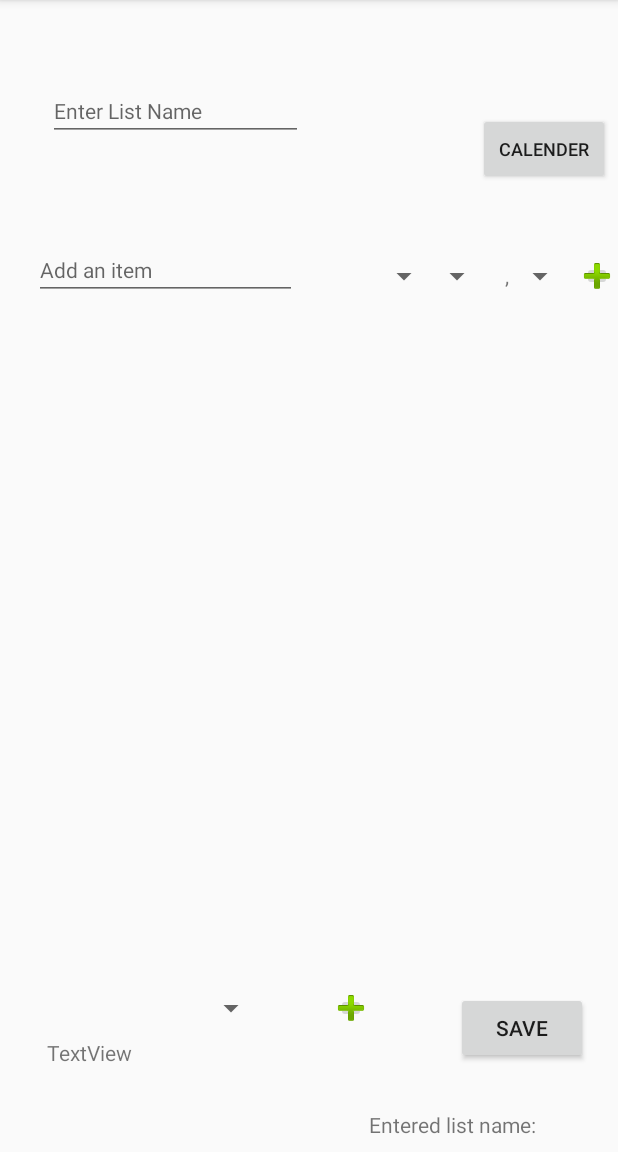
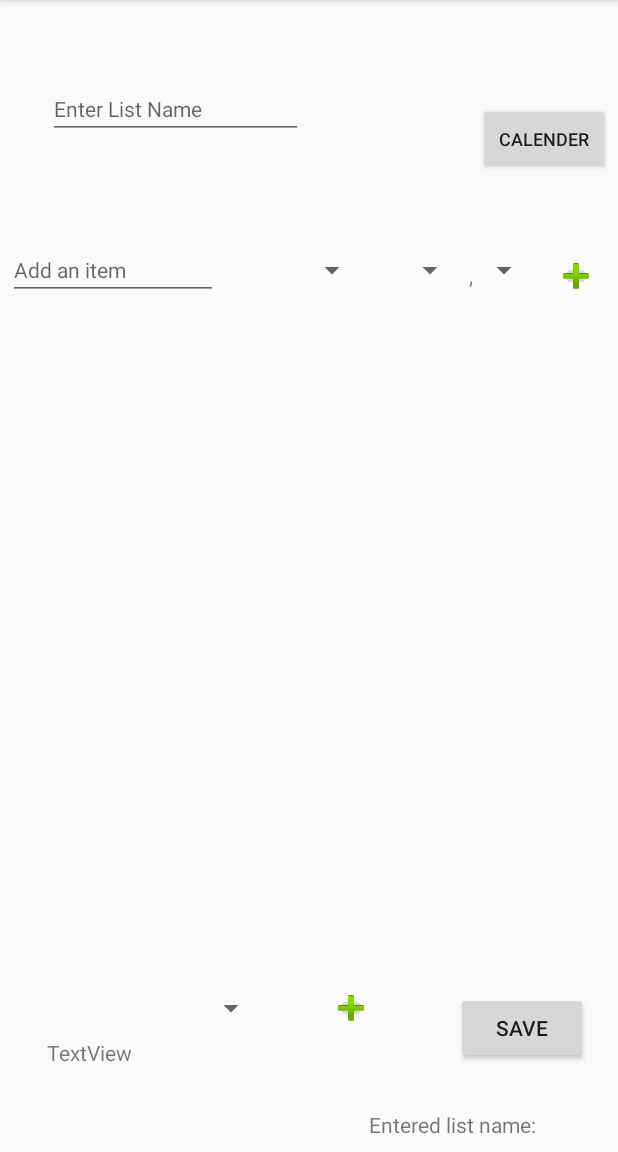
Before and after one commit to gkremosg/Smart_Shopping_Bag1, an Android app: the ListItemsActivity screen opened directly, with no data from a screen before it, on a phone screen of 412 x 824 dp, the part 84-1236 px from its top. Run offline under Robolectric (Android 15) with nearby library versions, the phone set to English and light mode, and no system bars.

Commit message:
1. Spinner costsbefore/aftercomma finished 2. Calender change with instant update in DB

```diff
--- a/app/src/main/java/com/example/smartshoppingbag/LoginActivity.java
+++ b/app/src/main/java/com/example/smartshoppingbag/LoginActivity.java
@@ -101,7 +101,7 @@ public class LoginActivity extends AppCompatActivity {
                         str = emaillogin.getText().toString();
 
                         Intent intentMain = new Intent(LoginActivity.this, MainActivity.class);
-                        intentMain.putExtra("message_key", str);
+                        intentMain.putExtra("message_key_email", str);
                         startActivity(intentMain);
 
                     } else {
--- a/app/src/main/java/com/example/smartshoppingbag/checkLogin.java
+++ /dev/null
@@ -1,4 +0,0 @@
-package com.example.smartshoppingbag;
-
-public interface checkLogin {
-}
--- a/app/src/main/res/layout/activity_listitems.xml
+++ b/app/src/main/res/layout/activity_listitems.xml
@@ -25,7 +25,6 @@
         android:scrollbars="vertical"
         app:layout_constraintBottom_toTopOf="@+id/selectMembers"
         app:layout_constraintEnd_toEndOf="parent"
-        app:layout_constraintHorizontal_bias="0.494"
         app:layout_constraintStart_toStartOf="parent">
 
     </androidx.recyclerview.widget.RecyclerView>
@@ -86,60 +85,57 @@
 
     <EditText
         android:id="@+id/editTextListItem2"
-        android:layout_width="175dp"
-        android:layout_height="35dp"
+        android:layout_width="140dp"
+        android:layout_height="40dp"
         android:layout_alignParentStart="true"
         android:layout_marginStart="5dp"
-        android:layout_marginEnd="5dp"
         android:ems="10"
         android:hint="Add an item"
         android:inputType="textPersonName"
         android:textSize="14sp"
         app:layout_constraintBottom_toTopOf="@+id/recyclerViewMyListItems"
-        app:layout_constraintEnd_toStartOf="@+id/itemCategory2"
-        app:layout_constraintHorizontal_bias="1.0"
         app:layout_constraintStart_toStartOf="parent" />
 
     <Spinner
         android:id="@+id/itemCategory2"
-        android:layout_width="90dp"
-        android:layout_height="20dp"
-        android:layout_marginEnd="5dp"
-        android:layout_marginBottom="6dp"
+        android:layout_width="100dp"
+        android:layout_height="40dp"
         android:layout_toEndOf="@id/editTextListItem2"
         app:layout_constraintBottom_toTopOf="@+id/recyclerViewMyListItems"
-        app:layout_constraintEnd_toStartOf="@+id/cost_before_comma2" />
+        app:layout_constraintStart_toEndOf="@+id/editTextListItem2" />
 
     <Spinner
         android:id="@+id/cost_before_comma2"
-        android:layout_width="30dp"
-        android:layout_height="20dp"
-        android:layout_marginEnd="8dp"
-        android:layout_marginBottom="6dp"
+        android:layout_width="60dp"
+        android:layout_height="40dp"
+        android:layout_marginStart="5dp"
         android:layout_toEndOf="@id/itemCategory2"
+        android:entries="@array/costbeforecomma"
+        android:verticalScrollbarPosition="right"
         app:layout_constraintBottom_toTopOf="@+id/recyclerViewMyListItems"
-        app:layout_constraintEnd_toStartOf="@+id/cost_comma2" />
+        app:layout_constraintStart_toEndOf="@+id/itemCategory2" />
 
     <Spinner
         android:id="@+id/cost_after_comma2"
-        android:layout_width="30dp"
-        android:layout_height="20dp"
-        android:layout_marginEnd="4dp"
-        android:layout_marginBottom="6dp"
+        android:layout_width="40dp"
+        android:layout_height="40dp"
+        android:layout_marginStart="2dp"
         android:layout_toEndOf="@id/cost_comma2"
+        android:entries="@array/costaftercomma"
+        android:verticalScrollbarPosition="left"
         app:layout_constraintBottom_toTopOf="@+id/recyclerViewMyListItems"
-        app:layout_constraintEnd_toStartOf="@+id/insertItemButton" />
+        app:layout_constraintStart_toEndOf="@+id/cost_comma2" />
 
     <TextView
         android:id="@+id/cost_comma2"
         android:layout_width="5dp"
         android:layout_height="20dp"
-        android:layout_marginEnd="12dp"
+        android:layout_marginStart="2dp"
         android:layout_marginBottom="6dp"
         android:layout_toEndOf="@id/cost_before_comma2"
         android:text=","
         app:layout_constraintBottom_toTopOf="@+id/recyclerViewMyListItems"
-        app:layout_constraintEnd_toStartOf="@+id/cost_after_comma2" />
+        app:layout_constraintStart_toEndOf="@+id/cost_before_comma2" />
 
     <ImageButton
         android:id="@+id/insertItemButton"
@@ -149,6 +145,7 @@
         android:layout_marginBottom="6dp"
         app:layout_constraintBottom_toTopOf="@+id/recyclerViewMyListItems"
         app:layout_constraintEnd_toEndOf="parent"
+        app:layout_constraintStart_toEndOf="@+id/cost_after_comma2"
         app:srcCompat="@android:drawable/ic_input_add" />
 
     <Button
--- a/app/src/main/res/values/strings.xml
+++ b/app/src/main/res/values/strings.xml
@@ -1,4 +1,15 @@
 <resources>
     <string name="app_name">Smart Shopping Bag</string>
     <string name="action_settings">Settings</string>
+    <string-array name="costbeforecomma">
+        <item>1</item><item>2</item><item>3</item><item>4</item><item>5</item><item>6</item><item>7</item><item>8</item><item>9</item><item>10</item>
+        <item>11</item><item>12</item><item>13</item><item>14</item><item>15</item><item>16</item><item>17</item><item>18</item><item>19</item><item>20</item>
+        <item>21</item><item>22</item><item>23</item><item>24</item><item>25</item><item>26</item><item>27</item><item>28</item><item>29</item><item>30</item>
+        <item>41</item><item>42</item><item>43</item><item>44</item><item>45</item><item>46</item><item>47</item><item>48</item><item>49</item><item>50</item>
+    </string-array>
+    <string-array name="costaftercomma">
+        <item>00</item><item>10</item><item>20</item><item>30</item><item>40</item><item>50</item><item>60</item><item>70</item><item>80</item><item>90</item>
+        <item>5</item><item>15</item><item>25</item><item>35</item><item>45</item><item>55</item><item>65</item><item>75</item><item>85</item><item>95</item>
+        <item>98</item><item>99</item>
+    </string-array>
 </resources>
```
Also changed, not shown: app/src/main/AndroidManifest.xml (+0 -10 lines), app/src/main/java/com/example/smartshoppingbag/AddNewMember.java (deleted, +0 -126 lines), app/src/main/java/com/example/smartshoppingbag/ListItemsActivity.java (+55 -7 lines), app/src/main/java/com/example/smartshoppingbag/MainActivity.java (+8 -12 lines), app/src/main/res/layout/activity_add_new_member.xml (deleted, +0 -42 lines).
